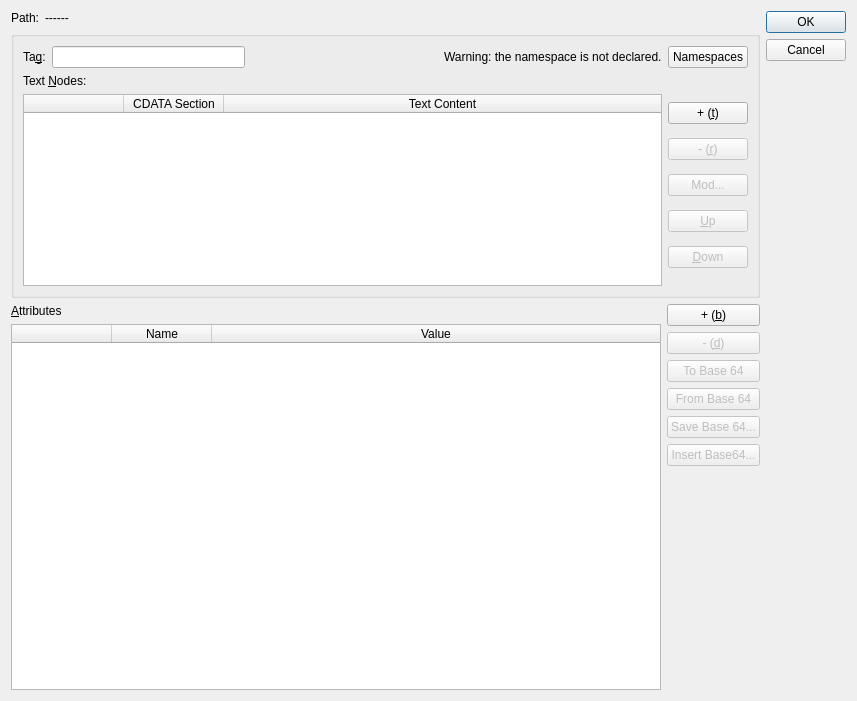
Above: src/EditElement.ui from lbellonda/qxmledit before the change. Below: the same form after it.
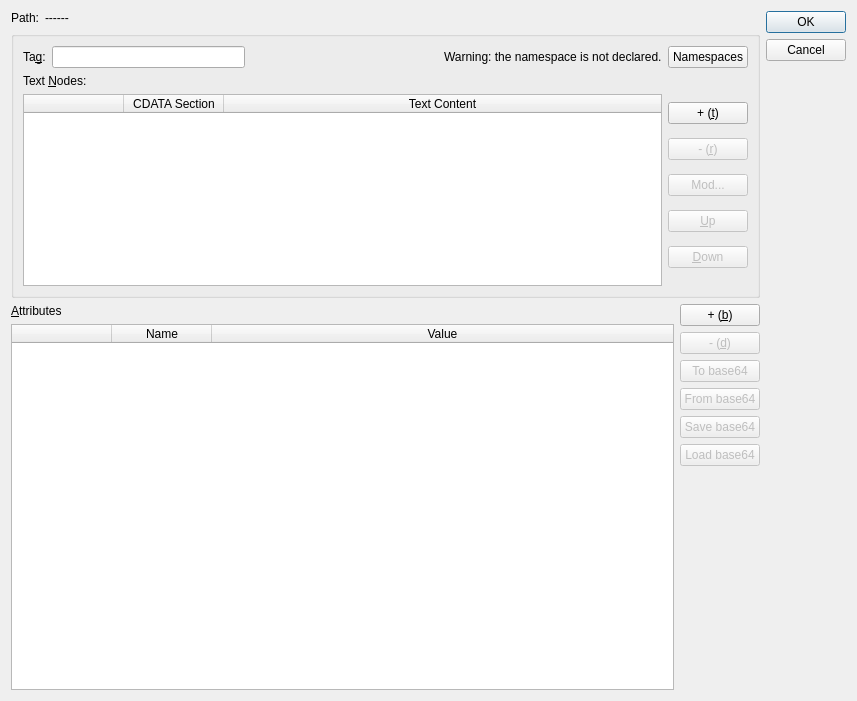
That is the form after the change.

Commit message: Added attributes management in containers. Handled drop in base 64 dialog. Export attributes on file in base64.

Patch:
```diff
--- a/src/EditElement.ui
+++ b/src/EditElement.ui
@@ -363,7 +363,7 @@
             <bool>false</bool>
            </property>
            <property name="text">
-            <string>To Base 64</string>
+            <string>To base64</string>
            </property>
           </widget>
          </item>
@@ -373,7 +373,7 @@
             <bool>false</bool>
            </property>
            <property name="text">
-            <string>From Base 64</string>
+            <string>From base64</string>
            </property>
           </widget>
          </item>
@@ -383,7 +383,7 @@
             <bool>false</bool>
            </property>
            <property name="text">
-            <string>Save Base 64...</string>
+            <string>Save base64</string>
            </property>
           </widget>
          </item>
@@ -393,7 +393,7 @@
             <bool>false</bool>
            </property>
            <property name="text">
-            <string>Insert Base64...</string>
+            <string>Load base64</string>
            </property>
           </widget>
          </item>
```
Left out of the diff: 6 changed lines with no effect on the pictures. The commit also changes 26 other files.
